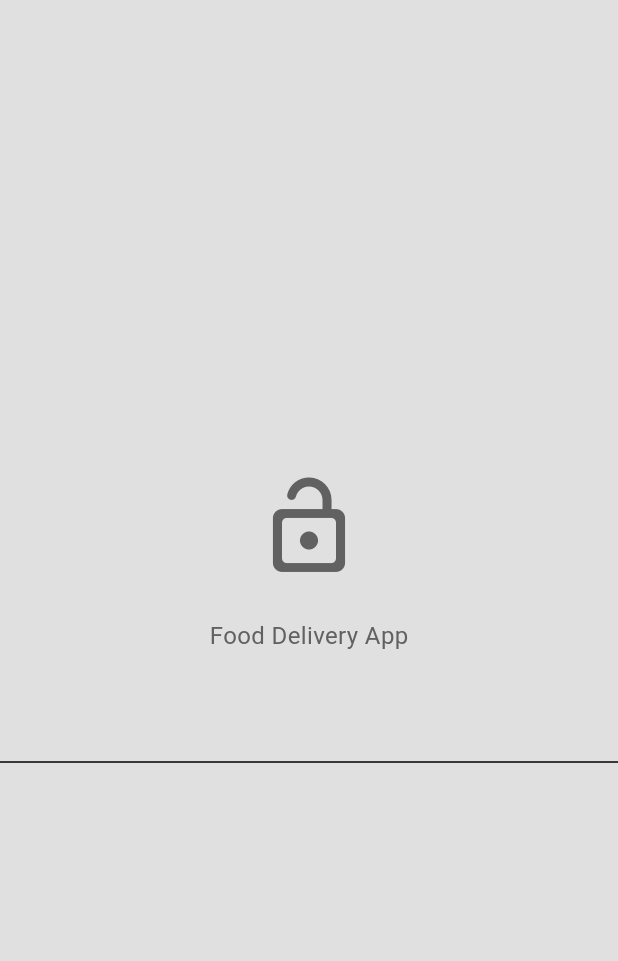
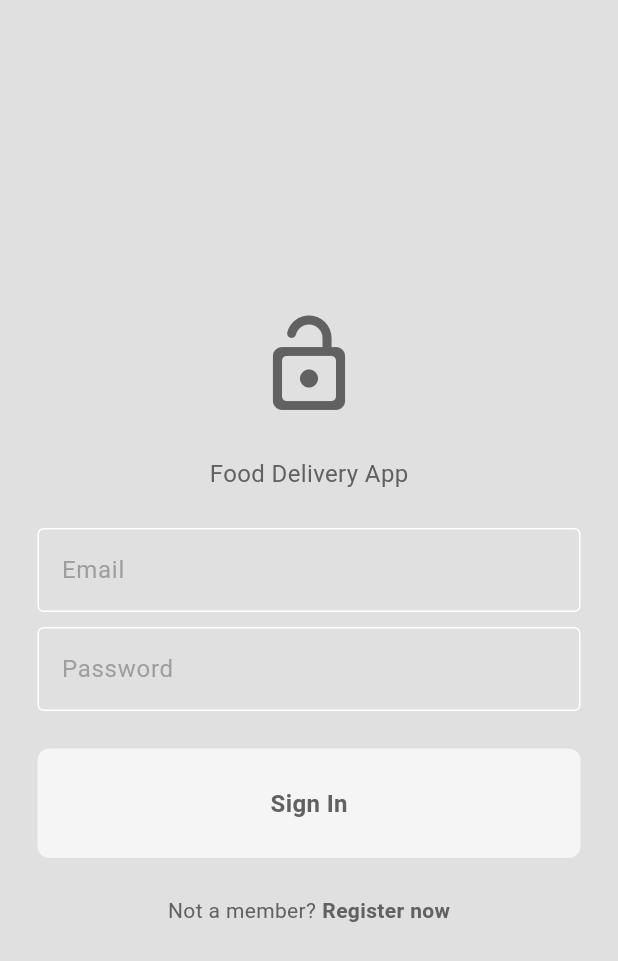
Before and after one commit to YulduzM1/brewDash, a Flutter app: the screen it shows after launch, on a phone screen of 412 x 824 dp. Shown: the top 961 px of the screen. Run offline on Flutter 3.47's test engine with Material 3 defaults, Android fonts, the phone set to English and light mode, and no system bars.

Commit message:
Login page completed

```diff
--- /dev/null
+++ b/brew_dash_app/lib/components/my_button.dart
@@ -0,0 +1,37 @@
+import 'package:flutter/material.dart';
+
+class MyButton extends StatelessWidget {
+  final Function()? onTap;
+  final String text;
+
+  const MyButton({
+    super.key,
+    required this.text,
+    required this.onTap,
+  });
+
+  @override
+  Widget build(BuildContext context) {
+    return GestureDetector(
+      onTap: onTap,
+      child: Container(
+        padding: const EdgeInsets.all(25),
+        margin: const EdgeInsets.symmetric(horizontal: 25),
+        decoration: BoxDecoration(
+          color: Theme.of(context).colorScheme.secondary,
+          borderRadius: BorderRadius.circular(8),
+        ), // BoxDecoration
+        child: Center(
+          child: Text(
+            text,
+            style: TextStyle(
+              fontWeight: FontWeight.bold,
+              color: Theme.of(context).colorScheme.inversePrimary,
+              fontSize: 16,
+            ),
+          ),
+        ),
+      ),
+    );
+  }
+}
--- a/brew_dash_app/lib/components/my_textfield.dart
+++ b/brew_dash_app/lib/components/my_textfield.dart
@@ -0,0 +1,36 @@
+import 'package:flutter/material.dart';
+
+class MyTextField extends StatelessWidget {
+  final TextEditingController controller;
+  final String hintText;
+  final bool obscureText;
+
+  const MyTextField({
+    super.key,
+    required this.controller,
+    required this.hintText,
+    required this.obscureText,
+  });
+
+
+  @override
+  Widget build(BuildContext context) {
+    return Padding(
+      padding: const EdgeInsets.symmetric(horizontal: 25.0),
+      child: TextField(
+        controller: controller,
+        obscureText: obscureText,
+        decoration: InputDecoration(
+          enabledBorder: OutlineInputBorder(
+            borderSide: BorderSide(color: Theme.of(context).colorScheme.tertiary),
+          ), // OutlineInputBorder
+          focusedBorder: OutlineInputBorder(
+            borderSide: BorderSide(color: Theme.of(context).colorScheme.primary),
+          ), // OutlineInputBorder
+          hintText: hintText,
+          hintStyle: TextStyle(color: Theme.of(context).colorScheme.primary),
+        ), // InputDecoration
+      ), // TextField
+    ); // Padding
+  }
+}
--- a/brew_dash_app/lib/main.dart
+++ b/brew_dash_app/lib/main.dart
@@ -18,7 +18,9 @@ class MyApp extends StatelessWidget {
   Widget build(BuildContext context) {
     return  MaterialApp(
       debugShowCheckedModeBanner: false,
-      home: const LoginPage(),
+      home: LoginPage(
+        onTap: () {},
+      ),
       theme: Provider.of<ThemeProvider>(context).themeData,
     );
   }
--- a/brew_dash_app/lib/pages/login_page.dart
+++ b/brew_dash_app/lib/pages/login_page.dart
@@ -1,7 +1,22 @@
+import 'package:brew_dash_app/components/my_button.dart';
+import 'package:brew_dash_app/components/my_textfield.dart';
 import 'package:flutter/material.dart';
+import 'package:flutter/widgets.dart';
 
-class LoginPage extends StatelessWidget {
-  const LoginPage({super.key});
+class LoginPage extends StatefulWidget {
+  final void Function()? onTap;
+
+  const LoginPage({super.key, required this.onTap});
+
+  @override
+  State<LoginPage> createState() => _LoginPageState();
+}
+
+class _LoginPageState extends State<LoginPage> {
+  // text editing controllers
+  final TextEditingController emailController = TextEditingController();
+  final TextEditingController passwordController = TextEditingController();
+
 
   @override
   Widget build(BuildContext context) {
@@ -32,12 +47,56 @@ class LoginPage extends StatelessWidget {
           const SizedBox(height: 25),
 
           //email textField
-          TextField()
+          // email textfield
+          MyTextField(
+            controller: emailController,
+            hintText: "Email",
+            obscureText: false,
+          ),
 
-        ],
-      ),
-    )
+          const SizedBox(height: 10),
+
+          MyTextField(
+            controller: passwordController,
+            hintText: "Password",
+            obscureText: true,
+          ),
+
+          const SizedBox(height: 25),
+
+          MyButton(
+          text: "Sign In",
+          onTap: () {},
+           ),
+
+          const SizedBox(height: 25),
+
+          // not a member? register now
+          Row(
+            mainAxisAlignment: MainAxisAlignment.center,
+            children: [
+              Text(
+                "Not a member?",
+                style: TextStyle(
+                  color: Theme.of(context).colorScheme.inversePrimary,
+                ),
+              ),
+              const SizedBox(width: 4),
+              GestureDetector(
+                onTap: widget.onTap,
+                child: Text(
+                "Register now",
+                style: TextStyle(
+                  color: Theme.of(context).colorScheme.inversePrimary,
+                  fontWeight: FontWeight.bold,
+                  ),
+                ),
+              ),
+            ],
+          ),
+          ],
+        ),
+      )
     );
   }
-
 }
```
